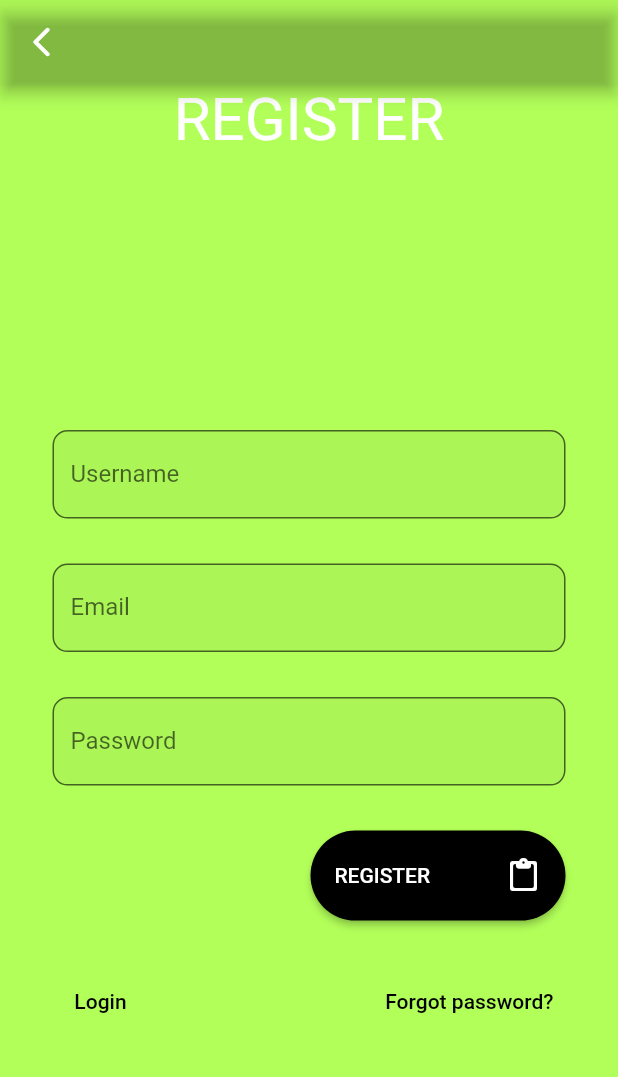
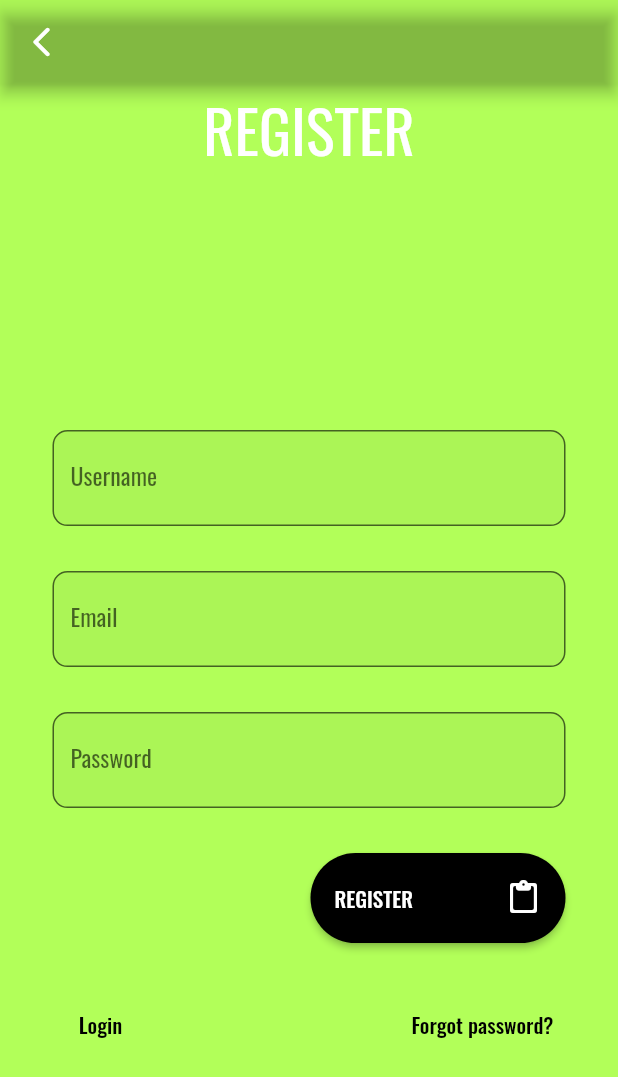
Before and after one commit to Aurelioss/projetfinal_mobile, a Flutter app: the screen it shows after launch, after a tap on "Register", on a phone screen of 412 x 824 dp. Shown: the top 1077 px of the screen. Run offline on Flutter 3.47's test engine with Material 2 defaults, Android fonts, the phone set to English and light mode, and no system bars; our stand-ins replace camera, cloud_firestore, firebase_auth, firebase_storage; accounts and stored records are empty.

Commit message:
Added custom font

```diff
--- a/lib/functions/FirestoreHelper.dart
+++ b/lib/functions/FirestoreHelper.dart
@@ -57,12 +57,12 @@ class FirestoreHelper {
     String uid = auth.currentUser!.uid;
     return uid;
   }
-
+/*
   Future <Utilisateur> getUtilisateur(String uid) async {
     DocumentSnapshot  snapshot = await fire_user.doc(uid).get();
     return Utilisateur(snapshot);
 
-  }
+  }*/
 
   Future <String> stockageImage(String nameFile,Uint8List datas) async{
     TaskSnapshot snapshot = await fireStorage.ref("image/$nameFile").putData(datas);
--- a/lib/main.dart
+++ b/lib/main.dart
@@ -6,6 +6,7 @@ import 'package:projetfinal_mobile/resetpass.dart';
 void main() {
   runApp(
     MaterialApp(
+      theme: ThemeData(fontFamily: 'Oswald'),
       debugShowCheckedModeBanner: false,
       initialRoute: 'login',
       title: 'OMS',
--- a/lib/register.dart
+++ b/lib/register.dart
@@ -119,7 +119,7 @@ class _myRegisterState extends State<myRegister> {
                               ),
                               onPressed: () {
                                 print("New registered !");
-                                FirestoreHelper().Inscription(username, mail, password);
+                                //FirestoreHelper().Inscription(username, mail, password);
                               },
                               child: Row(
                                 mainAxisAlignment:
--- a/pubspec.yaml
+++ b/pubspec.yaml
@@ -59,6 +59,12 @@ dev_dependencies:
 # The following section is specific to Flutter.
 flutter:
 
+  #custom font
+  fonts:
+    - family: Oswald
+      fonts:
+        - asset: lib/assets/font/Oswald-Medium.ttf
+
   # The following line ensures that the Material Icons font is
   # included with your application, so that you can use the icons in
   # the material Icons class.
```
